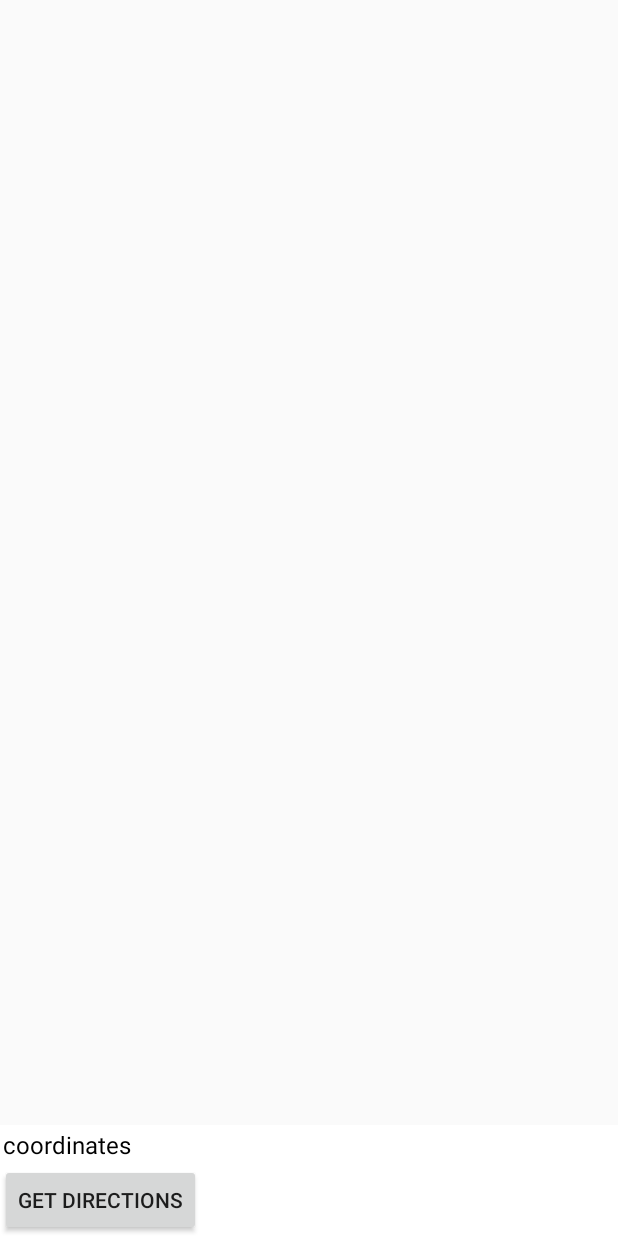
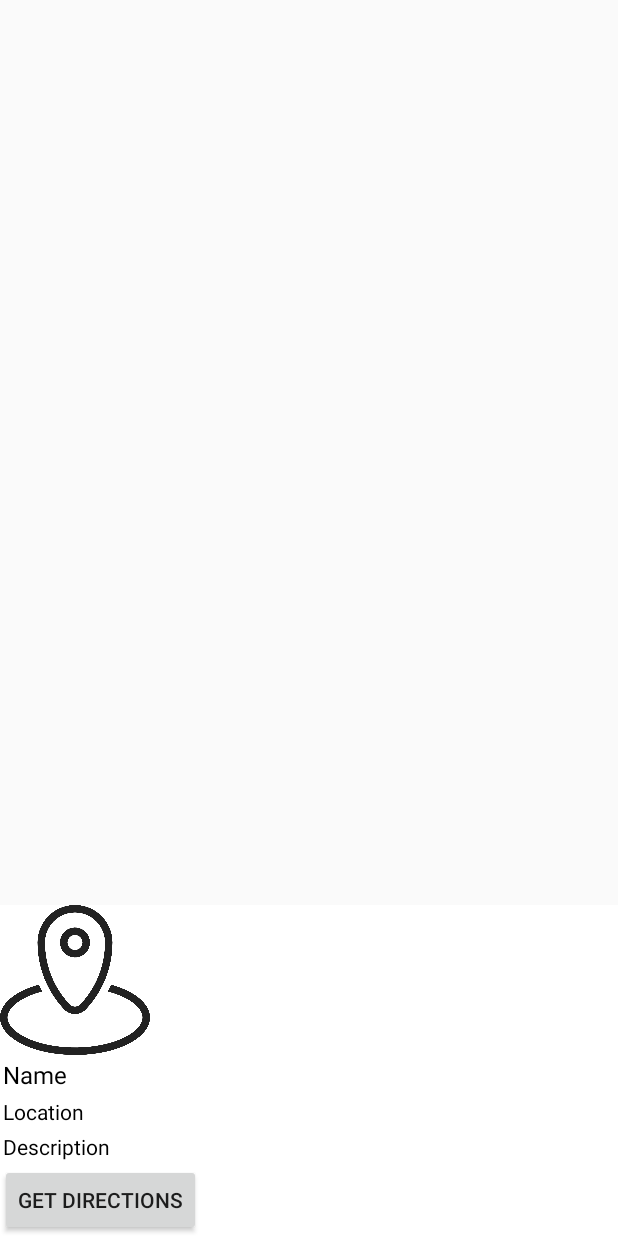
Before and after one commit to H-Alsaifi/BookBox-App, an Android app built with Jetpack Compose: the layout bottom_sheet_layout.xml on its own in the app's theme, with its tools: preview values and no code run, on a phone screen of 412 x 824 dp. Run offline under Robolectric (Android 15) with nearby library versions, the phone set to English and light mode, and no system bars.

Commit message:
Bottom sheet is updated

```diff
--- a/Application/app/build.gradle.kts
+++ b/Application/app/build.gradle.kts
@@ -124,6 +124,7 @@ dependencies {
     implementation("com.google.android.material:material:1.11.0")
     implementation("androidx.activity:activity:1.8.0")
     implementation("androidx.constraintlayout:constraintlayout:2.1.4")
+    implementation ("com.squareup.picasso:picasso:2.71828")
 
     testImplementation(libs.junit)
     androidTestImplementation(libs.androidx.junit)
--- a/Application/app/src/main/res/layout/bottom_sheet_layout.xml
+++ b/Application/app/src/main/res/layout/bottom_sheet_layout.xml
@@ -11,14 +11,36 @@
     android:orientation="vertical"
     app:layout_behavior="com.google.android.material.bottomsheet.BottomSheetBehavior">
 
+    <ImageView
+        android:id="@+id/bookBoxImage"
+        android:layout_width="100dp"
+        android:layout_height="100dp"
+        app:srcCompat="@drawable/map_icon" />
+
     <TextView
-        android:id="@+id/coordinates"
+        android:id="@+id/bookBoxName"
         android:layout_width="wrap_content"
         android:layout_height="wrap_content"
         android:padding="2dp"
-        android:text="coordinates"
+        android:text="Name"
         android:textColor="#000000"
         android:textSize="16sp" />
+
+    <TextView
+        android:id="@+id/bookBoxLocation"
+        android:layout_width="wrap_content"
+        android:layout_height="wrap_content"
+        android:padding="2dp"
+        android:text="Location"
+        android:textColor="#000000" />
+
+    <TextView
+        android:id="@+id/bookBoxDescription"
+        android:layout_width="match_parent"
+        android:layout_height="wrap_content"
+        android:padding="2dp"
+        android:text="Description"
+        android:textColor="#000000" />
 
     <Button
         android:id="@+id/getDirections"
```
Also changed, not shown: Application/app/src/main/java/ca/dal/cs/csci4176/group01undergraduate/MapsFragment.kt (+36 -14 lines).
